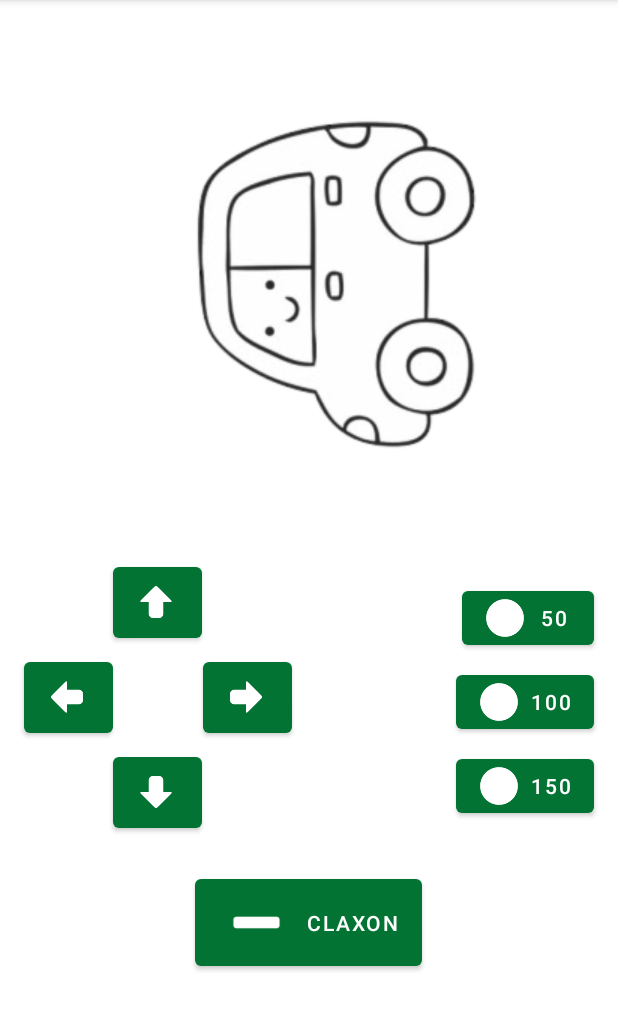
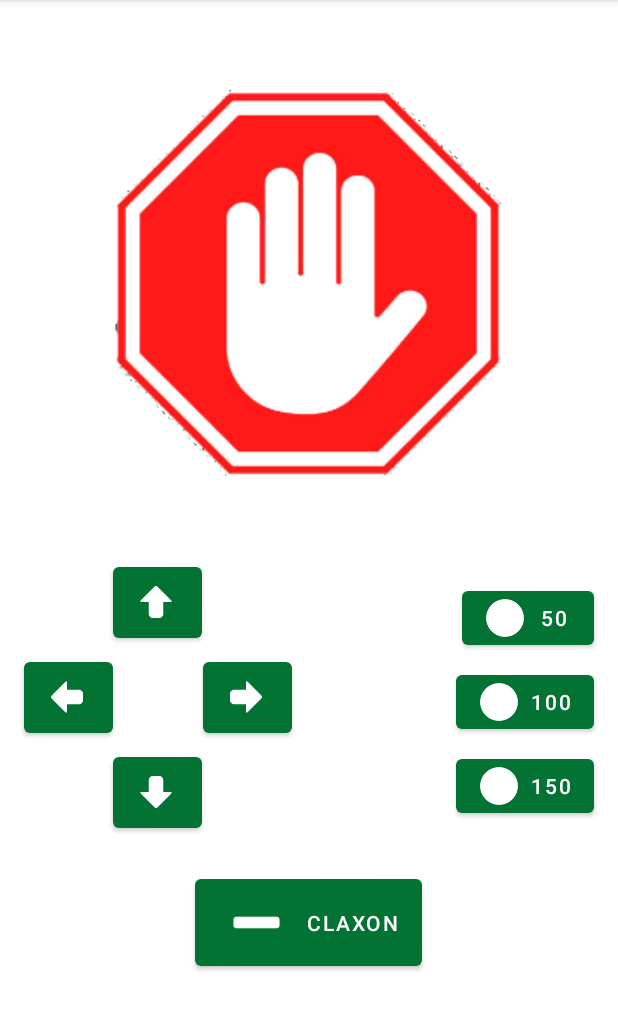
Before and after one commit to JovanyGarcia99/Controller_Francesco_Virgolini, an Android app: the Control screen opened directly, with no data from a screen before it, after a tap on an icon or button, on a phone screen of 412 x 824 dp, the part 84-1115 px from its top. Run offline under Robolectric (Android 15) with nearby library versions, the phone set to English and light mode, and no system bars; our stand-ins replace data binding; libraries missing offline, so code that uses them is left out: com.ingenieriajhr.blujhr; 5 statements that could not run were skipped; 3 other taps on this screen came first.

Commit message:
git commit

```diff
--- a/app/src/main/res/layout/activity_control.xml
+++ b/app/src/main/res/layout/activity_control.xml
@@ -21,7 +21,7 @@
             app:layout_constraintHorizontal_bias="0.0"
             app:layout_constraintStart_toStartOf="parent"
             app:layout_constraintTop_toTopOf="parent"
-            app:srcCompat="@drawable/arriba" />
+            app:srcCompat="@drawable/stop" />
 
         <Button
             android:id="@+id/btnAdelante"
```
Also changed, not shown: app/src/main/java/laraknife/francescovirgolini/Control.kt (+1 -10 lines), app/src/main/res/drawable-v24/stop.png.
